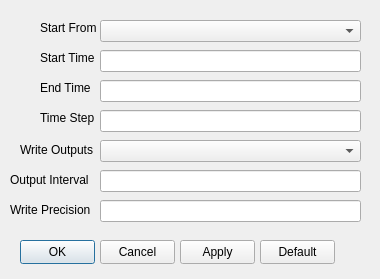
This is src/controlsDialog.ui in thawtar/ampersandCFD as Qt 5 draws it before an edit. The edited form follows.
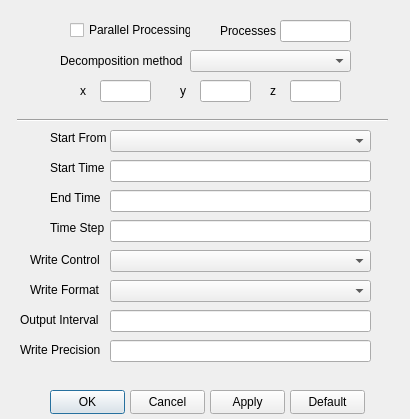
This is the edited form.

Commit message: added simulation controls

The edit to the form file:
```diff
--- a/src/controlsDialog.ui
+++ b/src/controlsDialog.ui
@@ -6,8 +6,8 @@
    <rect>
     <x>0</x>
     <y>0</y>
-    <width>380</width>
-    <height>279</height>
+    <width>410</width>
+    <height>419</height>
    </rect>
   </property>
   <property name="windowTitle">
@@ -16,8 +16,8 @@
   <widget class="QLabel" name="label">
    <property name="geometry">
     <rect>
-     <x>40</x>
-     <y>20</y>
+     <x>50</x>
+     <y>130</y>
      <width>71</width>
      <height>16</height>
     </rect>
@@ -29,8 +29,8 @@
   <widget class="QComboBox" name="comboBoxStartFrom">
    <property name="geometry">
     <rect>
-     <x>100</x>
-     <y>20</y>
+     <x>110</x>
+     <y>130</y>
      <width>261</width>
      <height>22</height>
     </rect>
@@ -39,8 +39,8 @@
   <widget class="QLabel" name="label_2">
    <property name="geometry">
     <rect>
-     <x>40</x>
-     <y>50</y>
+     <x>50</x>
+     <y>160</y>
      <width>71</width>
      <height>16</height>
     </rect>
@@ -52,8 +52,8 @@
   <widget class="QLineEdit" name="lineEditStartTime">
    <property name="geometry">
     <rect>
-     <x>100</x>
-     <y>50</y>
+     <x>110</x>
+     <y>160</y>
      <width>261</width>
      <height>22</height>
     </rect>
@@ -62,8 +62,8 @@
   <widget class="QLabel" name="label_3">
    <property name="geometry">
     <rect>
-     <x>40</x>
-     <y>80</y>
+     <x>50</x>
+     <y>190</y>
      <width>71</width>
      <height>16</height>
     </rect>
@@ -75,8 +75,8 @@
   <widget class="QLineEdit" name="lineEditEndTime">
    <property name="geometry">
     <rect>
-     <x>100</x>
-     <y>80</y>
+     <x>110</x>
+     <y>190</y>
      <width>261</width>
      <height>22</height>
     </rect>
@@ -85,8 +85,8 @@
   <widget class="QLabel" name="label_4">
    <property name="geometry">
     <rect>
-     <x>40</x>
-     <y>110</y>
+     <x>50</x>
+     <y>220</y>
      <width>71</width>
      <height>16</height>
     </rect>
@@ -98,8 +98,8 @@
   <widget class="QLineEdit" name="lineEditTimeStep">
    <property name="geometry">
     <rect>
-     <x>100</x>
-     <y>110</y>
+     <x>110</x>
+     <y>220</y>
      <width>261</width>
      <height>22</height>
     </rect>
@@ -108,21 +108,21 @@
   <widget class="QLabel" name="label_5">
    <property name="geometry">
     <rect>
-     <x>20</x>
-     <y>140</y>
+     <x>30</x>
+     <y>250</y>
      <width>81</width>
      <height>20</height>
     </rect>
    </property>
    <property name="text">
-    <string>Write Outputs</string>
+    <string>Write Control</string>
    </property>
   </widget>
   <widget class="QComboBox" name="comboBoxWriteControl">
    <property name="geometry">
     <rect>
-     <x>100</x>
-     <y>140</y>
+     <x>110</x>
+     <y>250</y>
      <width>261</width>
      <height>22</height>
     </rect>
@@ -131,8 +131,8 @@
   <widget class="QLabel" name="label_6">
    <property name="geometry">
     <rect>
-     <x>10</x>
-     <y>170</y>
+     <x>20</x>
+     <y>310</y>
      <width>91</width>
      <height>20</height>
     </rect>
@@ -144,8 +144,8 @@
   <widget class="QLineEdit" name="lineEditOutputInterval">
    <property name="geometry">
     <rect>
-     <x>100</x>
-     <y>170</y>
+     <x>110</x>
+     <y>310</y>
      <width>261</width>
      <height>22</height>
     </rect>
@@ -154,8 +154,8 @@
   <widget class="QPushButton" name="pushButtonOK">
    <property name="geometry">
     <rect>
-     <x>20</x>
-     <y>240</y>
+     <x>50</x>
+     <y>390</y>
      <width>75</width>
      <height>24</height>
     </rect>
@@ -167,8 +167,8 @@
   <widget class="QPushButton" name="pushButtonApply">
    <property name="geometry">
     <rect>
-     <x>180</x>
-     <y>240</y>
+     <x>210</x>
+     <y>390</y>
      <width>75</width>
      <height>24</height>
     </rect>
@@ -180,8 +180,8 @@
   <widget class="QPushButton" name="pushButtonCancel">
    <property name="geometry">
     <rect>
-     <x>100</x>
-     <y>240</y>
+     <x>130</x>
+     <y>390</y>
      <width>75</width>
      <height>24</height>
     </rect>
@@ -193,8 +193,8 @@
   <widget class="QPushButton" name="pushButtonDefault">
    <property name="geometry">
     <rect>
-     <x>260</x>
-     <y>240</y>
+     <x>290</x>
+     <y>390</y>
      <width>75</width>
      <height>24</height>
     </rect>
@@ -206,8 +206,8 @@
   <widget class="QLabel" name="label_7">
    <property name="geometry">
     <rect>
-     <x>10</x>
-     <y>200</y>
+     <x>20</x>
+     <y>340</y>
      <width>91</width>
      <height>20</height>
     </rect>
@@ -219,8 +219,172 @@
   <widget class="QLineEdit" name="lineEditWritePrecision">
    <property name="geometry">
     <rect>
+     <x>110</x>
+     <y>340</y>
+     <width>261</width>
+     <height>22</height>
+    </rect>
+   </property>
+  </widget>
+  <widget class="Line" name="line">
+   <property name="geometry">
+    <rect>
+     <x>17</x>
+     <y>110</y>
+     <width>371</width>
+     <height>20</height>
+    </rect>
+   </property>
+   <property name="orientation">
+    <enum>Qt::Horizontal</enum>
+   </property>
+  </widget>
+  <widget class="QCheckBox" name="checkBoxParallel">
+   <property name="geometry">
+    <rect>
+     <x>70</x>
+     <y>20</y>
+     <width>121</width>
+     <height>20</height>
+    </rect>
+   </property>
+   <property name="text">
+    <string>Parallel Processing</string>
+   </property>
+  </widget>
+  <widget class="QLineEdit" name="lineEdit_nProcs">
+   <property name="geometry">
+    <rect>
+     <x>280</x>
+     <y>20</y>
+     <width>71</width>
+     <height>22</height>
+    </rect>
+   </property>
+  </widget>
+  <widget class="QLabel" name="label_8">
+   <property name="geometry">
+    <rect>
+     <x>220</x>
+     <y>20</y>
+     <width>61</width>
+     <height>21</height>
+    </rect>
+   </property>
+   <property name="text">
+    <string>Processes</string>
+   </property>
+  </widget>
+  <widget class="QComboBox" name="comboBoxDecompositionMethod">
+   <property name="geometry">
+    <rect>
+     <x>190</x>
+     <y>50</y>
+     <width>161</width>
+     <height>22</height>
+    </rect>
+   </property>
+  </widget>
+  <widget class="QLabel" name="label_9">
+   <property name="geometry">
+    <rect>
+     <x>60</x>
+     <y>50</y>
+     <width>131</width>
+     <height>21</height>
+    </rect>
+   </property>
+   <property name="text">
+    <string>Decomposition method</string>
+   </property>
+  </widget>
+  <widget class="QLineEdit" name="lineEditX">
+   <property name="geometry">
+    <rect>
      <x>100</x>
-     <y>200</y>
+     <y>80</y>
+     <width>51</width>
+     <height>22</height>
+    </rect>
+   </property>
+  </widget>
+  <widget class="QLabel" name="label_10">
+   <property name="geometry">
+    <rect>
+     <x>80</x>
+     <y>80</y>
+     <width>21</width>
+     <height>21</height>
+    </rect>
+   </property>
+   <property name="text">
+    <string>x</string>
+   </property>
+  </widget>
+  <widget class="QLineEdit" name="lineEditY">
+   <property name="geometry">
+    <rect>
+     <x>200</x>
+     <y>80</y>
+     <width>51</width>
+     <height>22</height>
+    </rect>
+   </property>
+  </widget>
+  <widget class="QLabel" name="label_11">
+   <property name="geometry">
+    <rect>
+     <x>180</x>
+     <y>80</y>
+     <width>21</width>
+     <height>21</height>
+    </rect>
+   </property>
+   <property name="text">
+    <string>y</string>
+   </property>
+  </widget>
+  <widget class="QLineEdit" name="lineEditZ">
+   <property name="geometry">
+    <rect>
+     <x>290</x>
+     <y>80</y>
+     <width>51</width>
+     <height>22</height>
+    </rect>
+   </property>
+  </widget>
+  <widget class="QLabel" name="label_12">
+   <property name="geometry">
+    <rect>
+     <x>270</x>
+     <y>80</y>
+     <width>21</width>
+     <height>21</height>
+    </rect>
+   </property>
+   <property name="text">
+    <string>z</string>
+   </property>
+  </widget>
+  <widget class="QLabel" name="label_13">
+   <property name="geometry">
+    <rect>
+     <x>30</x>
+     <y>280</y>
+     <width>81</width>
+     <height>20</height>
+    </rect>
+   </property>
+   <property name="text">
+    <string>Write Format</string>
+   </property>
+  </widget>
+  <widget class="QComboBox" name="comboBoxWriteFormat">
+   <property name="geometry">
+    <rect>
+     <x>110</x>
+     <y>280</y>
      <width>261</width>
      <height>22</height>
     </rect>
```
The commit also changes 3 other files.
